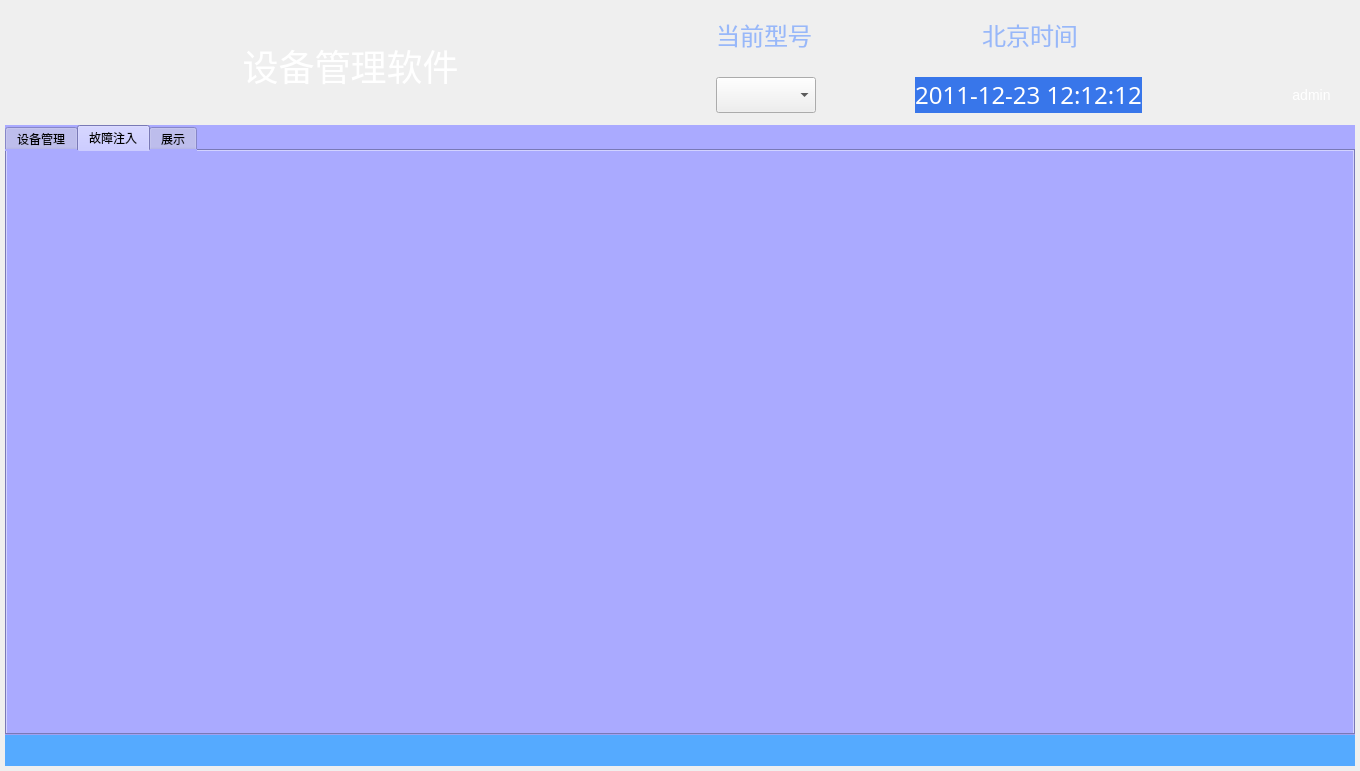
First picture: the form in 15.SimulationTrainingSys_DEV/src/DeviceManager/UI/DeviceManager.ui, repository FakeItUtillMakeIt/QT-example, before the edit.
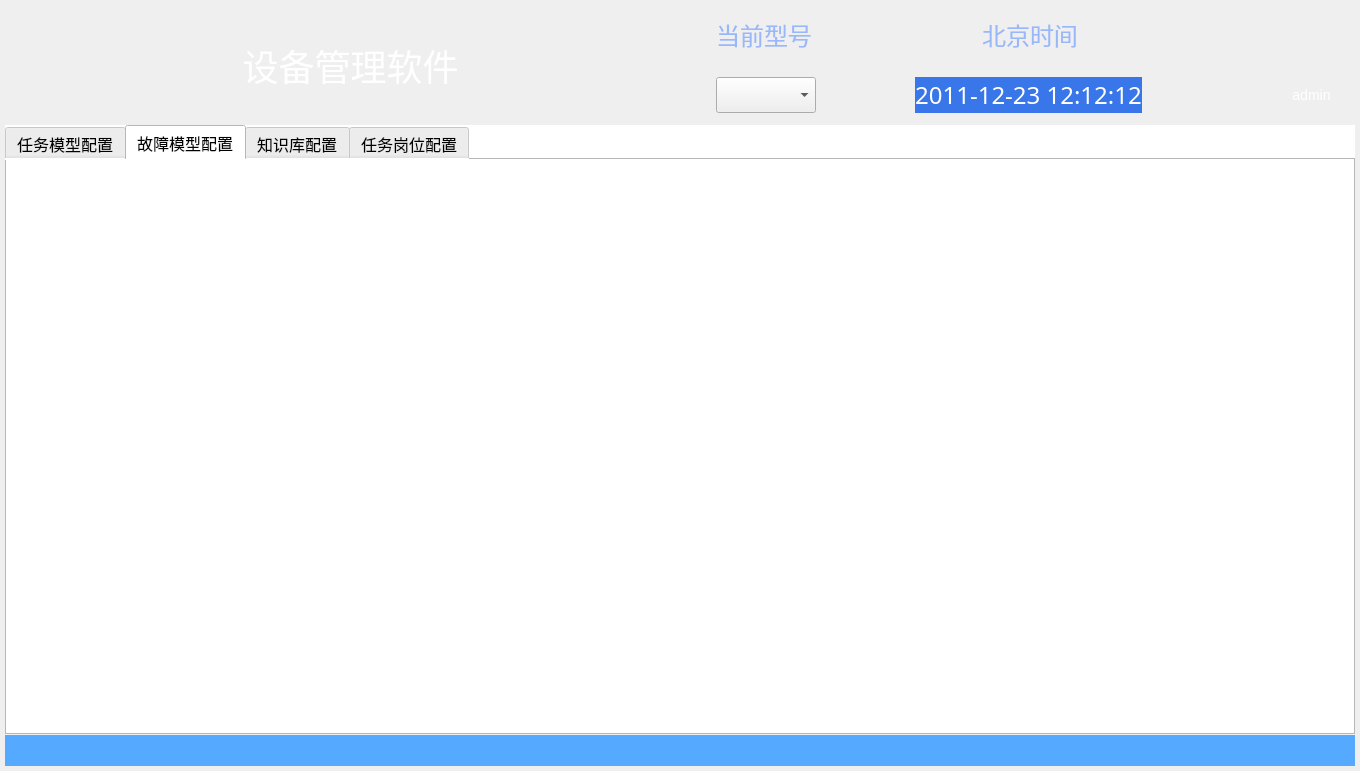
Second picture: the form after the edit. The open tabs and pages were chosen to show the change. Icons and pictures are not drawn.

```diff
--- a/15.SimulationTrainingSys_DEV/src/DeviceManager/UI/DeviceManager.ui
+++ b/15.SimulationTrainingSys_DEV/src/DeviceManager/UI/DeviceManager.ui
@@ -680,7 +680,7 @@
     <item>
      <widget class="QWidget" name="center_wgt" native="true">
       <property name="styleSheet">
-       <string notr="true">background-color: rgb(170, 170, 255);</string>
+       <string notr="true">background-color: rgb(255, 255, 255);</string>
       </property>
       <layout class="QGridLayout" name="gridLayout_2">
        <property name="leftMargin">
@@ -700,6 +700,15 @@
        </property>
        <item row="0" column="0">
         <widget class="QTabWidget" name="tabWidget">
+         <property name="font">
+          <font>
+           <family>微软雅黑</family>
+           <pointsize>12</pointsize>
+          </font>
+         </property>
+         <property name="styleSheet">
+          <string notr="true">background-color: rgb(255, 255, 255);</string>
+         </property>
          <property name="currentIndex">
           <number>0</number>
          </property>
@@ -708,17 +717,22 @@
          </property>
          <widget class="QWidget" name="tab_DeviceManagement">
           <attribute name="title">
-           <string>设备管理</string>
+           <string>任务模型配置</string>
           </attribute>
          </widget>
          <widget class="QWidget" name="tab_faultInjection">
           <attribute name="title">
-           <string>故障注入</string>
+           <string>故障模型配置</string>
           </attribute>
          </widget>
          <widget class="QWidget" name="tab_Display">
           <attribute name="title">
-           <string>展示</string>
+           <string>知识库配置</string>
+          </attribute>
+         </widget>
+         <widget class="QWidget" name="tab">
+          <attribute name="title">
+           <string>任务岗位配置</string>
           </attribute>
          </widget>
         </widget>
```
Left out of the diff: 6 changed lines with no effect on the pictures.
